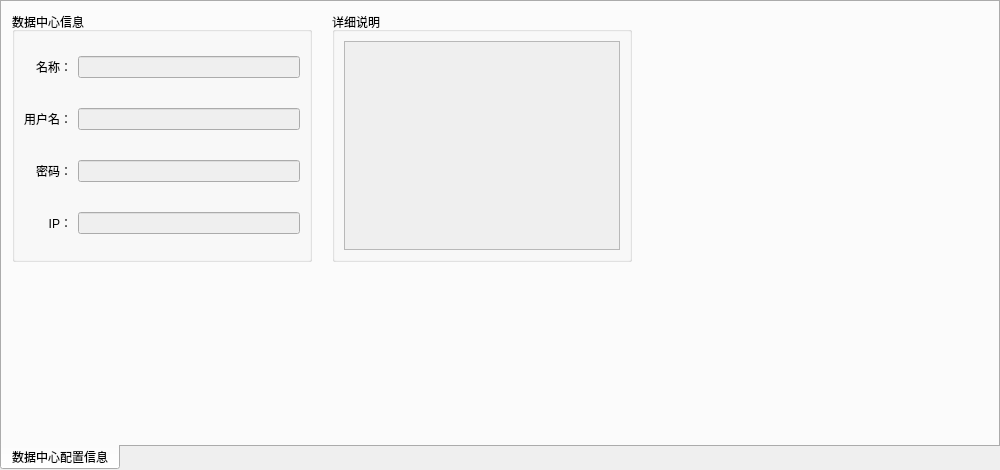
Old version of the form widget/centerinfo_widget.ui in the repository yanghang8612/SMAMMainUI.
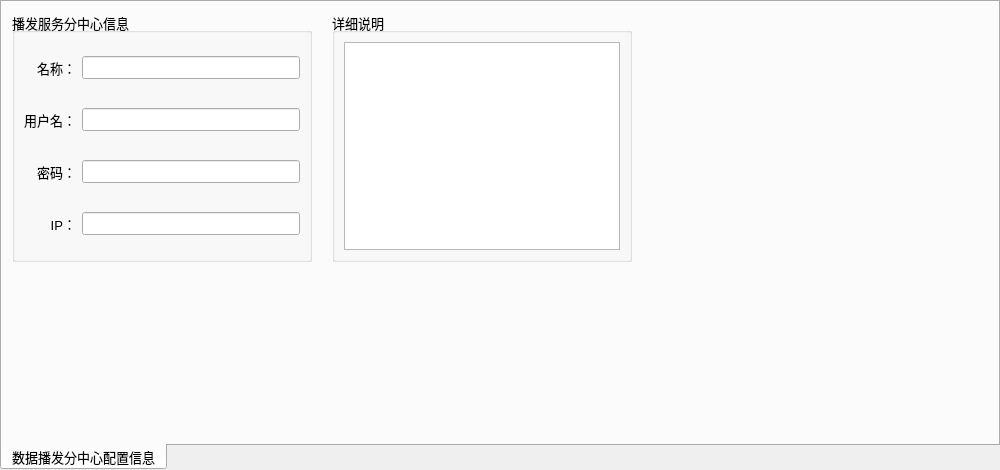
New version of the form.

Diff of the .ui file:
```diff
--- a/widget/centerinfo_widget.ui
+++ b/widget/centerinfo_widget.ui
@@ -10,12 +10,17 @@
     <height>470</height>
    </rect>
   </property>
+  <property name="font">
+   <font>
+    <pointsize>10</pointsize>
+   </font>
+  </property>
   <property name="tabPosition">
    <enum>QTabWidget::South</enum>
   </property>
   <widget class="QWidget" name="tab">
    <attribute name="title">
-    <string>数据中心配置信息</string>
+    <string>数据播发分中心配置信息</string>
    </attribute>
    <widget class="QGroupBox" name="verticalGroupBox">
     <property name="geometry">
@@ -32,8 +37,8 @@
     <layout class="QVBoxLayout" name="verticalLayout_3">
      <item>
       <widget class="QTextEdit" name="centerDetailEdit">
-       <property name="enabled">
-        <bool>false</bool>
+       <property name="readOnly">
+        <bool>true</bool>
        </property>
       </widget>
      </item>
@@ -49,7 +54,7 @@
      </rect>
     </property>
     <property name="title">
-     <string>数据中心信息</string>
+     <string>播发服务分中心信息</string>
     </property>
     <layout class="QGridLayout" name="gridLayout">
      <property name="topMargin">
@@ -60,12 +65,6 @@
      </property>
      <item row="2" column="1">
       <widget class="QLineEdit" name="centerPasswordEdit">
-       <property name="enabled">
-        <bool>false</bool>
-       </property>
-       <property name="cursor">
-        <cursorShape>ArrowCursor</cursorShape>
-       </property>
        <property name="echoMode">
         <enum>QLineEdit::Password</enum>
        </property>
@@ -86,15 +85,6 @@
      </item>
      <item row="3" column="1">
       <widget class="QLineEdit" name="centerIPEdit">
-       <property name="enabled">
-        <bool>false</bool>
-       </property>
-       <property name="cursor">
-        <cursorShape>ArrowCursor</cursorShape>
-       </property>
-       <property name="styleSheet">
-        <string notr="true"/>
-       </property>
        <property name="readOnly">
         <bool>true</bool>
        </property>
@@ -102,12 +92,6 @@
      </item>
      <item row="0" column="1">
       <widget class="QLineEdit" name="centerNameEdit">
-       <property name="enabled">
-        <bool>false</bool>
-       </property>
-       <property name="cursor">
-        <cursorShape>ArrowCursor</cursorShape>
-       </property>
        <property name="readOnly">
         <bool>true</bool>
        </property>
@@ -115,12 +99,6 @@
      </item>
      <item row="1" column="1">
       <widget class="QLineEdit" name="centerUserNameEdit">
-       <property name="enabled">
-        <bool>false</bool>
-       </property>
-       <property name="cursor">
-        <cursorShape>ArrowCursor</cursorShape>
-       </property>
        <property name="readOnly">
         <bool>true</bool>
        </property>
```
